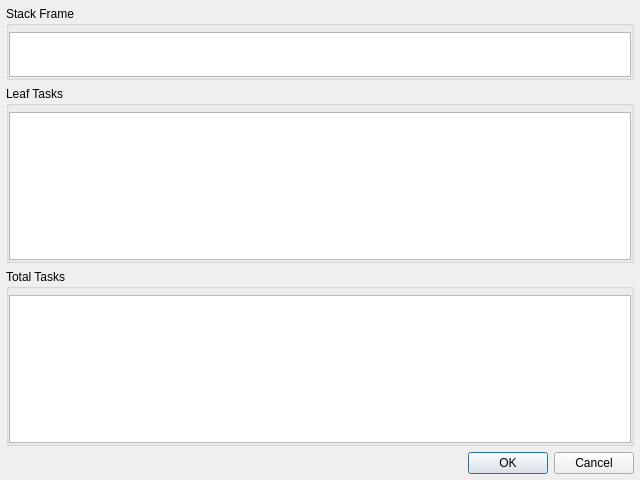
Qt form src/plugins/DirectedGraphView/DirectedGraphNodeDialog.ui (PTGF/Swat) before a commit.
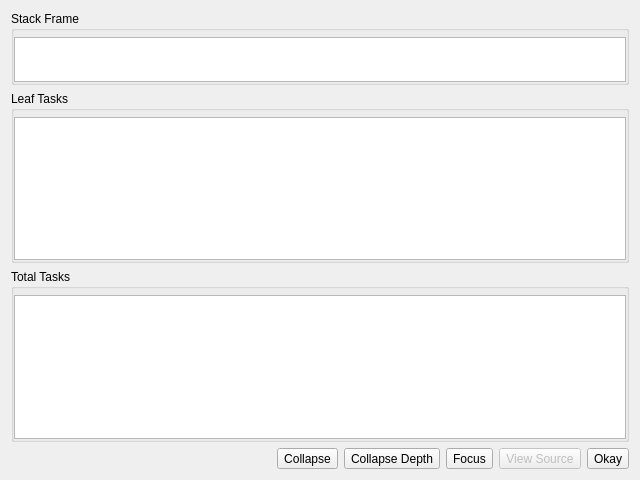
The same form after that commit.

Commit message: Added functionality to DirectedGraph Node Dialog

Patch:
```diff
--- a/src/plugins/DirectedGraphView/DirectedGraphNodeDialog.ui
+++ b/src/plugins/DirectedGraphView/DirectedGraphNodeDialog.ui
@@ -13,10 +13,7 @@
   <property name="windowTitle">
    <string>Dialog</string>
   </property>
-  <layout class="QVBoxLayout" name="verticalLayout_4" stretch="1,20,20,20">
-   <property name="margin">
-    <number>6</number>
-   </property>
+  <layout class="QVBoxLayout" name="verticalLayout_4">
    <item>
     <widget class="QGroupBox" name="grpStackFrame">
      <property name="maximumSize">
@@ -96,14 +93,62 @@
     </widget>
    </item>
    <item>
-    <widget class="QDialogButtonBox" name="buttonBox">
-     <property name="orientation">
-      <enum>Qt::Horizontal</enum>
-     </property>
-     <property name="standardButtons">
-      <set>QDialogButtonBox::Cancel|QDialogButtonBox::Ok</set>
-     </property>
-    </widget>
+    <layout class="QHBoxLayout" name="horizontalLayout">
+     <item>
+      <spacer name="horizontalSpacer">
+       <property name="orientation">
+        <enum>Qt::Horizontal</enum>
+       </property>
+       <property name="sizeHint" stdset="0">
+        <size>
+         <width>40</width>
+         <height>20</height>
+        </size>
+       </property>
+      </spacer>
+     </item>
+     <item>
+      <widget class="QToolButton" name="btnCollapse">
+       <property name="text">
+        <string>Collapse</string>
+       </property>
+       <property name="checkable">
+        <bool>true</bool>
+       </property>
+      </widget>
+     </item>
+     <item>
+      <widget class="QToolButton" name="btnCollapseDepth">
+       <property name="text">
+        <string>Collapse Depth</string>
+       </property>
+      </widget>
+     </item>
+     <item>
+      <widget class="QToolButton" name="btnFocus">
+       <property name="text">
+        <string>Focus</string>
+       </property>
+      </widget>
+     </item>
+     <item>
+      <widget class="QToolButton" name="btnViewSource">
+       <property name="enabled">
+        <bool>false</bool>
+       </property>
+       <property name="text">
+        <string>View Source</string>
+       </property>
+      </widget>
+     </item>
+     <item>
+      <widget class="QToolButton" name="btnOkay">
+       <property name="text">
+        <string>Okay</string>
+       </property>
+      </widget>
+     </item>
+    </layout>
    </item>
   </layout>
  </widget>
```
Left out of the diff: 34 changed lines with no effect on the pictures. The commit also changes 5 other files.
